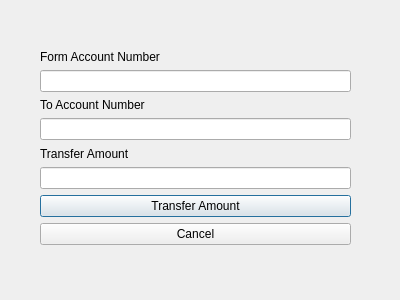
Old version of the form BankAppUsingSqlite/transfer.ui in the repository kunalgavhane12/QtAssignment.
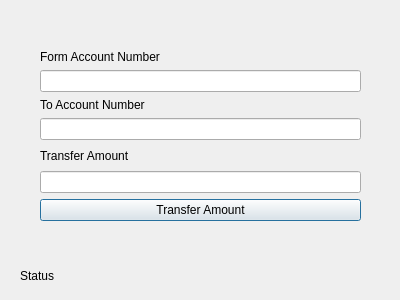
New version of the form.

What changed in the file:
```diff
--- a/BankAppUsingSqlite/transfer.ui
+++ b/BankAppUsingSqlite/transfer.ui
@@ -18,8 +18,8 @@
     <rect>
      <x>40</x>
      <y>50</y>
-     <width>311</width>
-     <height>195</height>
+     <width>321</width>
+     <height>171</height>
     </rect>
    </property>
    <layout class="QVBoxLayout" name="verticalLayout_4">
@@ -72,15 +72,21 @@
       </property>
      </widget>
     </item>
-    <item>
-     <widget class="QPushButton" name="pushButton_Cancel">
-      <property name="text">
-       <string>Cancel</string>
-      </property>
-     </widget>
-    </item>
    </layout>
   </widget>
+  <widget class="QLabel" name="label_Status">
+   <property name="geometry">
+    <rect>
+     <x>20</x>
+     <y>260</y>
+     <width>281</width>
+     <height>31</height>
+    </rect>
+   </property>
+   <property name="text">
+    <string>Status</string>
+   </property>
+  </widget>
  </widget>
  <resources/>
  <connections/>
```
